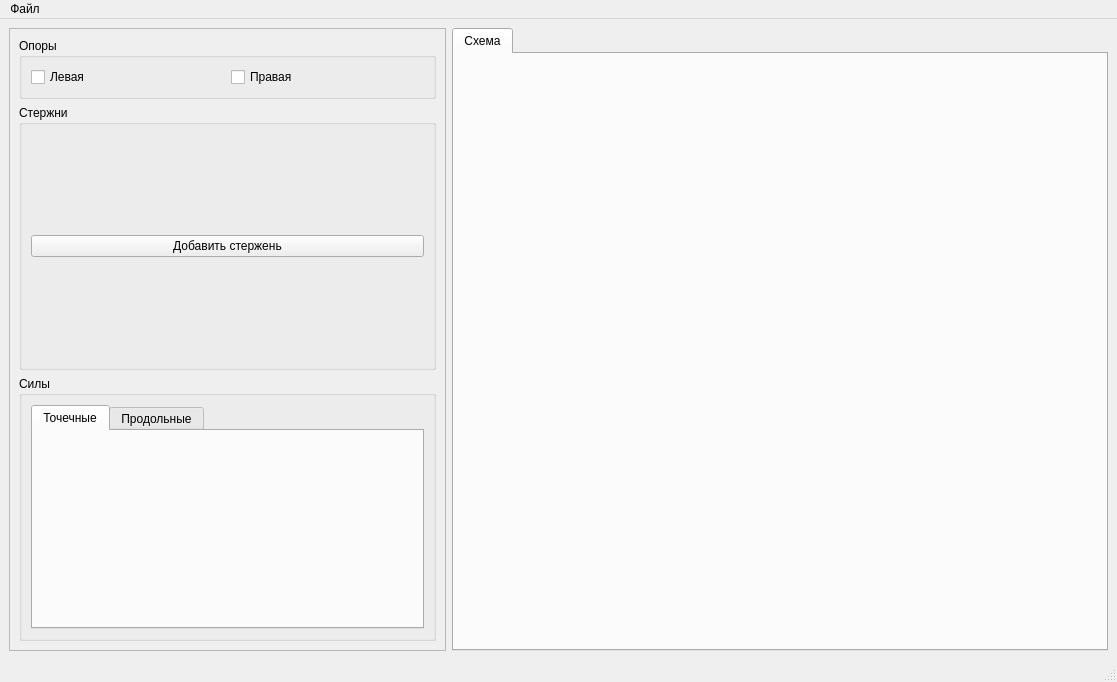
KoteikiPivo/MiniSAPR, file src/app/sapr.ui: the form before one commit.
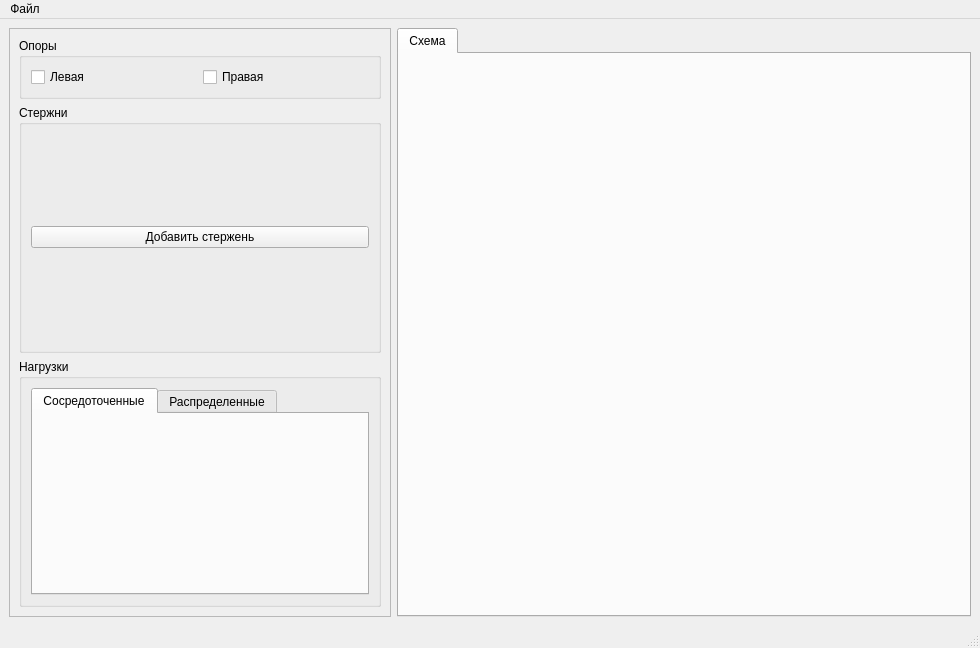
The form after the commit.

Diff of the .ui file:
```diff
--- a/src/app/sapr.ui
+++ b/src/app/sapr.ui
@@ -6,8 +6,8 @@
    <rect>
     <x>0</x>
     <y>0</y>
-    <width>1117</width>
-    <height>682</height>
+    <width>980</width>
+    <height>648</height>
    </rect>
   </property>
   <property name="windowTitle">
@@ -23,6 +23,12 @@
         <verstretch>0</verstretch>
        </sizepolicy>
       </property>
+      <property name="minimumSize">
+       <size>
+        <width>300</width>
+        <height>0</height>
+       </size>
+      </property>
       <property name="widgetResizable">
        <bool>true</bool>
       </property>
@@ -31,8 +37,8 @@
         <rect>
          <x>0</x>
          <y>0</y>
-         <width>436</width>
-         <height>613</height>
+         <width>381</width>
+         <height>581</height>
         </rect>
        </property>
        <property name="sizePolicy">
@@ -138,7 +144,7 @@
            </size>
           </property>
           <property name="title">
-           <string>Силы</string>
+           <string>Нагрузки</string>
           </property>
           <layout class="QVBoxLayout" name="verticalLayout_4">
            <property name="sizeConstraint">
@@ -154,7 +160,7 @@
                <bool>true</bool>
               </property>
               <attribute name="title">
-               <string>Точечные</string>
+               <string>Сосредоточенные</string>
               </attribute>
              </widget>
              <widget class="QWidget" name="BarForces">
@@ -162,7 +168,7 @@
                <bool>true</bool>
               </property>
               <attribute name="title">
-               <string>Продольные</string>
+               <string>Распределенные</string>
               </attribute>
              </widget>
             </widget>
@@ -200,8 +206,8 @@
     <rect>
      <x>0</x>
      <y>0</y>
-     <width>1117</width>
-     <height>30</height>
+     <width>980</width>
+     <height>29</height>
     </rect>
    </property>
    <property name="defaultUp">
```
Left out of the diff: 2 changed lines with no effect on the pictures.
